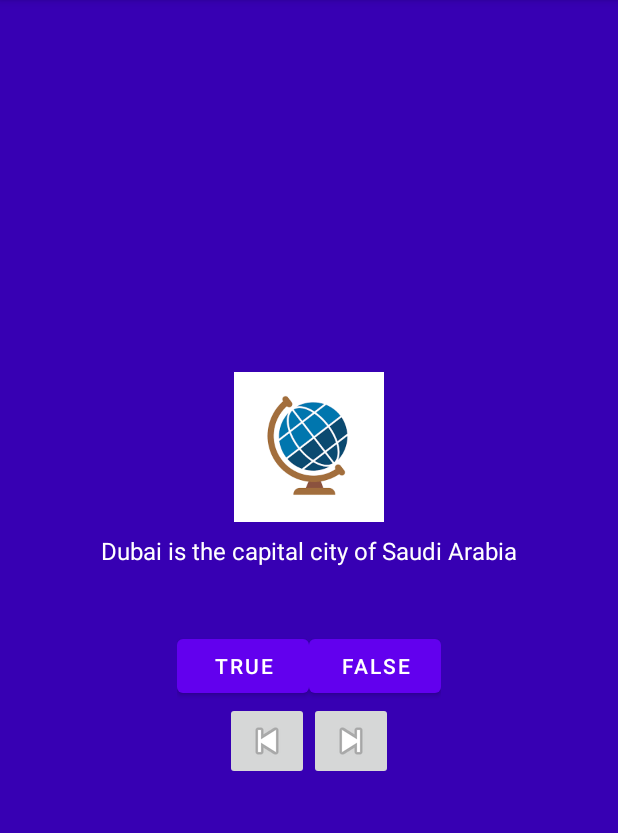
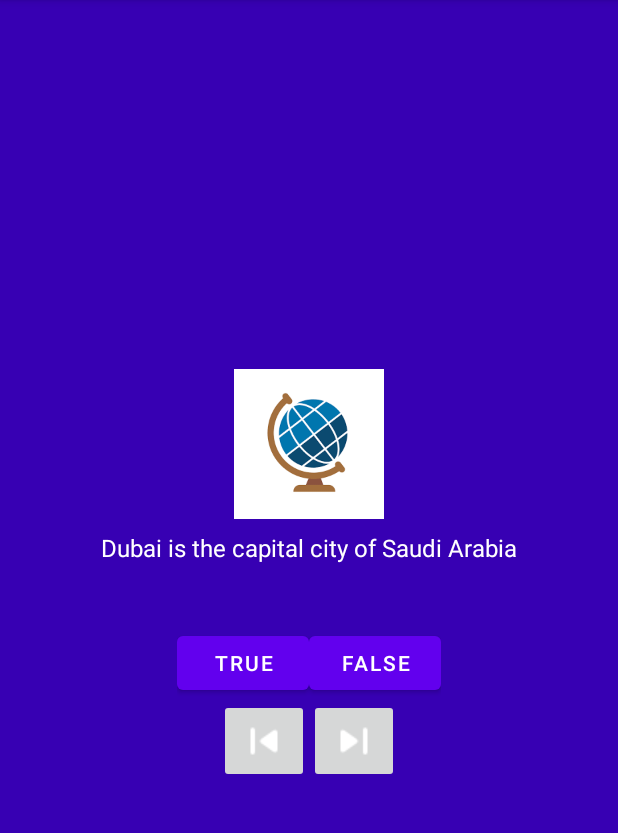
Before and after one commit to OmerT13/TrueGlobalCitizenQuiz, an Android app: the screen it shows after launch (MainActivity), on a phone screen of 412 x 824 dp, the part 84-917 px from its top. Run offline under Robolectric (Android 15) with nearby library versions, the phone set to English and light mode, and no system bars.

Commit message:
Added next and previous icons from material.io and used them for our previous and next buttons

```diff
--- a/app/src/main/res/layout/activity_main.xml
+++ b/app/src/main/res/layout/activity_main.xml
@@ -46,13 +46,13 @@
         android:orientation="horizontal">
         <ImageButton
             android:id="@+id/previous_btn"
-            android:src="@android:drawable/ic_media_previous"
+            android:src="@drawable/round_skip_previous_white_18dp"
             android:contentDescription="@string/previous_text"
             android:layout_width="wrap_content"
             android:layout_height="wrap_content" />
         <ImageButton
             android:id="@+id/next_btn"
-            android:src="@android:drawable/ic_media_next"
+            android:src="@drawable/round_skip_next_white_18dp"
             android:contentDescription="@string/next_text"
             android:layout_width="wrap_content"
             android:layout_height="wrap_content" />
```
Also changed, not shown: app/src/main/res/drawable-v24/round_skip_next_white_18dp.png (added), app/src/main/res/drawable-v24/round_skip_previous_white_18dp.png (added), app/src/main/res/drawable/round_skip_next_white_18dp.png (added), app/src/main/res/drawable/round_skip_previous_white_18dp.png (added).
